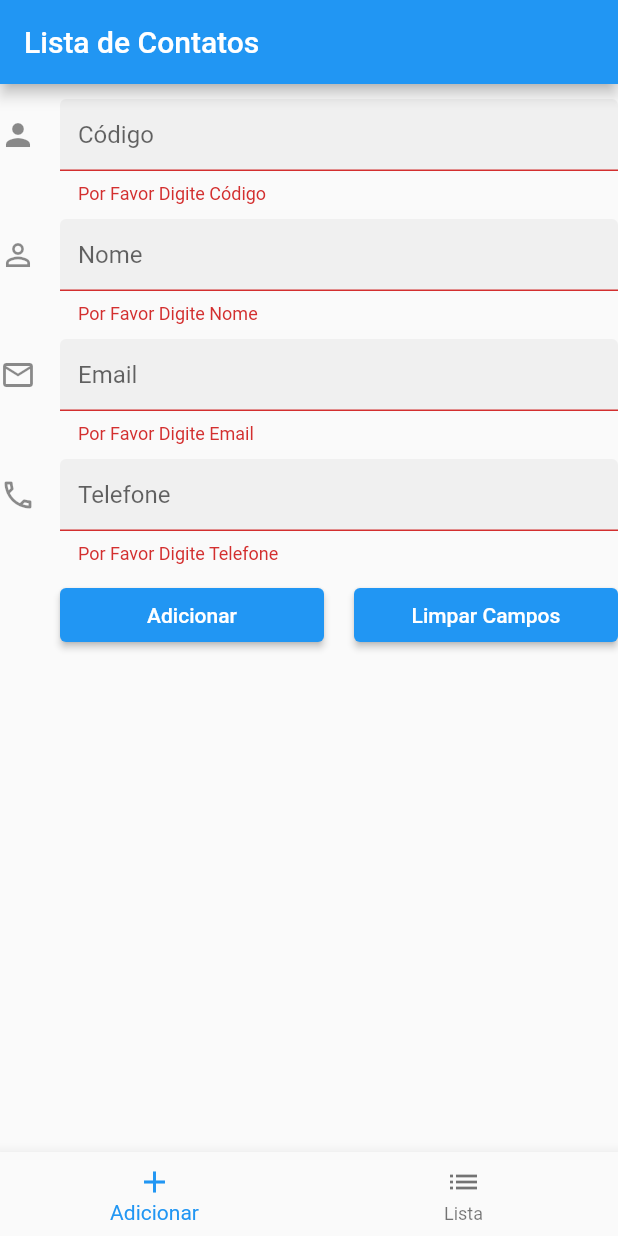
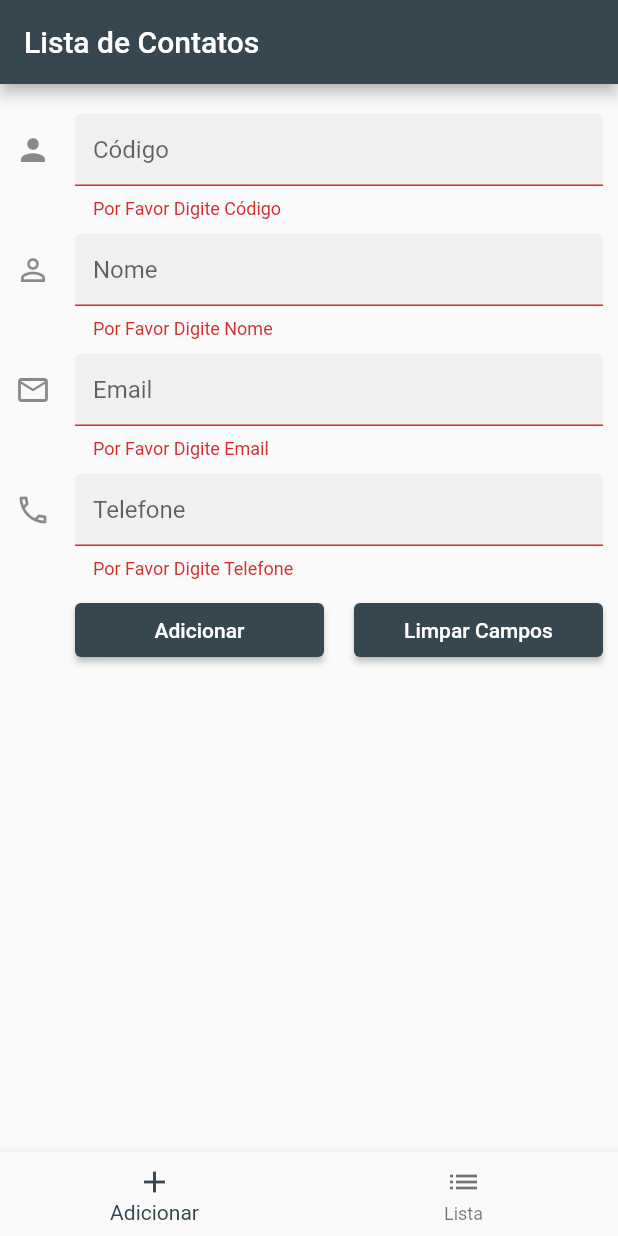
Before and after one commit to Driinho/lista-de-contatos, a Flutter app: the screen it shows after launch, after a tap on "Adicionar", on a phone screen of 412 x 824 dp. Run offline on Flutter 3.47's test engine with Material 2 defaults, Android fonts, the phone set to English and light mode, and no system bars; our stand-ins replace hive, hive_flutter; accounts and stored records are empty.

Commit message:
Atividade completa

```diff
--- a/lib/form_contact.dart
+++ b/lib/form_contact.dart
@@ -6,11 +6,7 @@ import 'model/user.dart';
 
 // ignore: must_be_immutable
 class FormContact extends StatefulWidget {
-  final int? index;
-  final List<UserModel>? users;
-  UserModel? user;
-
-  FormContact({super.key, this.index, this.users});
+  const FormContact({Key? key}): super(key: key);
 
   @override
   // ignore: library_private_types_in_public_api
@@ -24,19 +20,19 @@ class _FormContactState extends State<FormContact> {
   final emailUserControl = TextEditingController();
   final telefoneUserControl = TextEditingController();
 
-  Future<void> addUser(String id, String name, String email) async {
+  Future<void> addUser(String id, String name, String email, String telefone) async {
     if (_formKey.currentState!.validate() == true) {
       _formKey.currentState!.save();
 
       final user = UserModel()
         ..user_id = id
         ..user_name = name
-        ..email = email;
+        ..email = email
+        ..telefone = telefone;
 
       // pega a caixa aberta
       final box = UserBox.getUsers();
       box.add(user).then((value) => _clearTextControllers());
-
     }
   }
 
@@ -57,21 +53,12 @@ class _FormContactState extends State<FormContact> {
   }
 
   @override
-  void initState() {
-    super.initState();
-    if (widget.index != null) {
-      widget.user = widget.users![widget.index!];
-
-      idUserControl.text = widget.user!.user_id;
-      nameUserControl.text = widget.user!.user_name;
-      emailUserControl.text = widget.user!.email;
-    }
-  }
-
-  @override
   Widget build(BuildContext context) {
-    return Form(
+    return Scaffold(
+      body: Form(
         key: _formKey,
+        child: Padding(
+          padding: const EdgeInsets.all(10.0),
           child: Column(
             children: [
               const SizedBox(height: 10),
@@ -112,6 +99,7 @@ class _FormContactState extends State<FormContact> {
                           idUserControl.text,
                           nameUserControl.text,
                           emailUserControl.text,
+                          telefoneUserControl.text,
                         ),
                         child: const Text('Adicionar'),
                       ),
@@ -128,6 +116,8 @@ class _FormContactState extends State<FormContact> {
               ),
             ],
           ),
+        ),
+      ),
     );
   }
 }
--- a/lib/home_contact.dart
+++ b/lib/home_contact.dart
@@ -18,12 +18,7 @@ class _HomeContactState extends State<HomeContact> {
   int _paginaAtual = 0;
 
   final List<Widget> _telas = [
-    FormContact(
-      users: () {
-        final box = UserBox.getUsers();
-        return box.values.toList().cast<UserModel>();
-      }(),
-    ),
+    const FormContact(),
     ValueListenableBuilder(
       valueListenable: UserBox.getUsers().listenable(),
       builder: (BuildContext context, Box userBox, Widget? child) {
--- a/lib/main.dart
+++ b/lib/main.dart
@@ -11,8 +11,15 @@ void main() async {
   /** Abre um Box tipado */
   await Hive.openBox<UserModel>('users');
 
-  runApp(const MaterialApp(
-    home: HomeContact(),
+  final ThemeData theme = ThemeData();
+
+  runApp( MaterialApp(
+    home: const HomeContact(),
+    theme: ThemeData().copyWith(
+      colorScheme: theme.colorScheme.copyWith(
+        primary: Colors.blueGrey[800],
+      )
+    ),
     debugShowCheckedModeBanner: false,
   ));
 }
--- a/lib/model/user.dart
+++ b/lib/model/user.dart
@@ -11,4 +11,6 @@ class UserModel extends HiveObject {
   late String user_name;
   @HiveField(2) // indice do atributo
   late String email;
+  @HiveField(3) // indice do atributo
+  late String telefone;
 }
```
Also changed, not shown: lib/contact_listview.dart (+41 -17 lines), lib/edit_form_diolog.dart (added, +95 -0 lines). Lines whose indentation alone changed are shown as unchanged.
